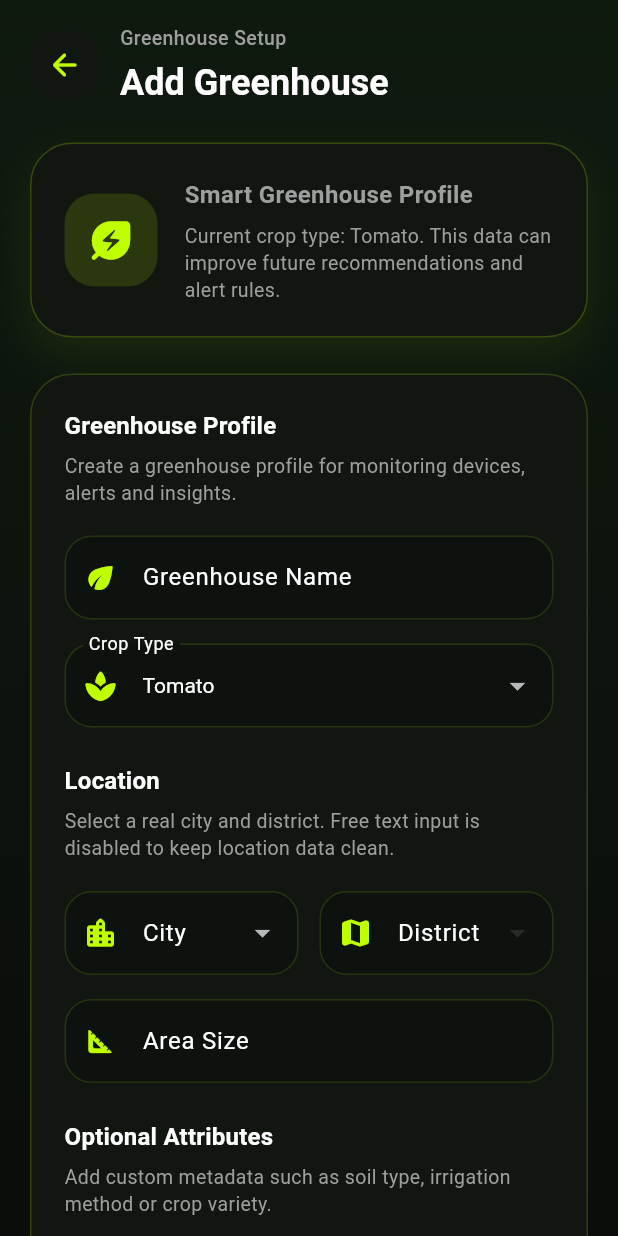
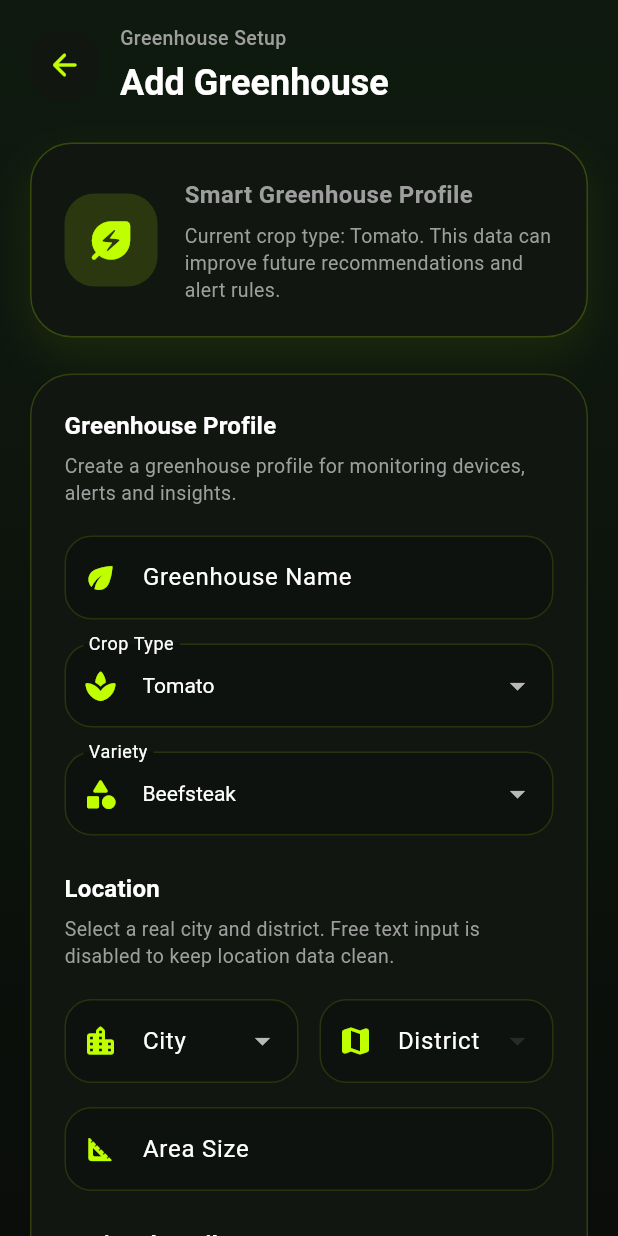
Before and after one commit to memo12210/SmartGreenhouse, a Flutter app: the AddGreenhousePage screen opened directly, on a phone screen of 412 x 824 dp. Run offline on Flutter 3.47's test engine with Material 3 defaults, Android fonts, the phone set to English and light mode, and no system bars; our stand-ins replace dio, firebase_core, firebase_messaging, fl_chart, flutter_riverpod, flutter_secure_storage; missing offline and left inert: mobile_scanner; accounts and stored records are empty.

Commit message:
feat(frontend): add crop variety selection to add greenhouse page

```diff
--- a/frontend/lib/features/greenhouse/presentation/add_greenhouse_page.dart
+++ b/frontend/lib/features/greenhouse/presentation/add_greenhouse_page.dart
@@ -22,6 +22,7 @@ class _AddGreenhousePageState extends ConsumerState<AddGreenhousePage> {
   final List<_KVItem> _kvItems = [];
 
   String _selectedCrop = 'Tomato';
+  String _selectedVariety = 'Beefsteak';
   String? _selectedCity;
   String? _selectedDistrict;
   bool _isLoading = false;
@@ -31,10 +32,16 @@ class _AddGreenhousePageState extends ConsumerState<AddGreenhousePage> {
     'Cucumber',
     'Pepper',
     'Lettuce',
-    'Strawberry',
-    'Herbs',
     'Other',
   ];
+
+  static const Map<String, List<String>> _cropVarieties = {
+    'Tomato': ['Beefsteak', 'Cherry', 'Heirloom', 'Roma'],
+    'Cucumber': ['English', 'Pickling', 'Slicing'],
+    'Pepper': ['Bell', 'Habanero', 'Jalapeno'],
+    'Lettuce': ['Butterhead', 'Iceberg', 'Leaf', 'Romaine'],
+    'Other': ['Generic'],
+  };
 
   static const List<String> _numericKeys = [
     'days_to_maturity',
@@ -77,7 +84,8 @@ class _AddGreenhousePageState extends ConsumerState<AddGreenhousePage> {
     final location = locationParts.join(' / ');
 
     final Map<String, dynamic> metadata = {
-      'crop': _selectedCrop,
+      'crop_type': _selectedCrop,
+      'variety': _selectedVariety,
       if (city != null) 'city': city,
       if (district != null) 'district': district,
       if (areaSizeText.isNotEmpty)
@@ -241,6 +249,20 @@ class _AddGreenhousePageState extends ConsumerState<AddGreenhousePage> {
 
                             setState(() {
                               _selectedCrop = value;
+                              _selectedVariety =
+                                  _cropVarieties[value]?.first ?? 'Generic';
+                            });
+                          },
+                        ),
+                        const SizedBox(height: 16),
+                        _VarietyDropdown(
+                          value: _selectedVariety,
+                          items: _cropVarieties[_selectedCrop] ?? ['Generic'],
+                          onChanged: (value) {
+                            if (value == null) return;
+
+                            setState(() {
+                              _selectedVariety = value;
                             });
                           },
                         ),
@@ -805,6 +827,40 @@ class _CropDropdown extends StatelessWidget {
   }
 }
 
+class _VarietyDropdown extends StatelessWidget {
+  final String value;
+  final List<String> items;
+  final ValueChanged<String?> onChanged;
+
+  const _VarietyDropdown({
+    required this.value,
+    required this.items,
+    required this.onChanged,
+  });
+
+  @override
+  Widget build(BuildContext context) {
+    return DropdownButtonFormField<String>(
+      value: value,
+      items: items
+          .map(
+            (variety) => DropdownMenuItem<String>(
+              value: variety,
+              child: Text(variety),
+            ),
+          )
+          .toList(),
+      onChanged: onChanged,
+      dropdownColor: AppColors.surfaceDark,
+      style: const TextStyle(color: Colors.white),
+      decoration: _dropdownDecoration(
+        label: 'Variety',
+        icon: Icons.category_rounded,
+      ),
+    );
+  }
+}
+
 class _OptionalAttributeRow extends StatelessWidget {
   final _KVItem item;
   final VoidCallback onRemove;
```
